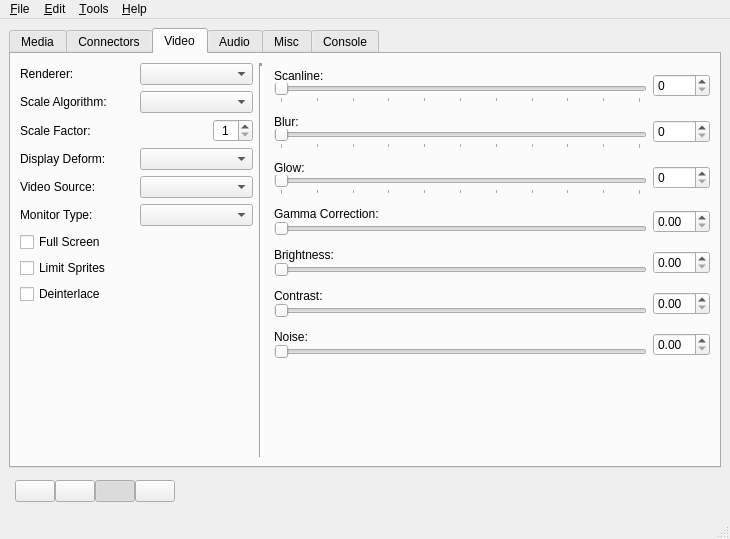
Qt form main.ui (openMSX/catapult) before a commit.
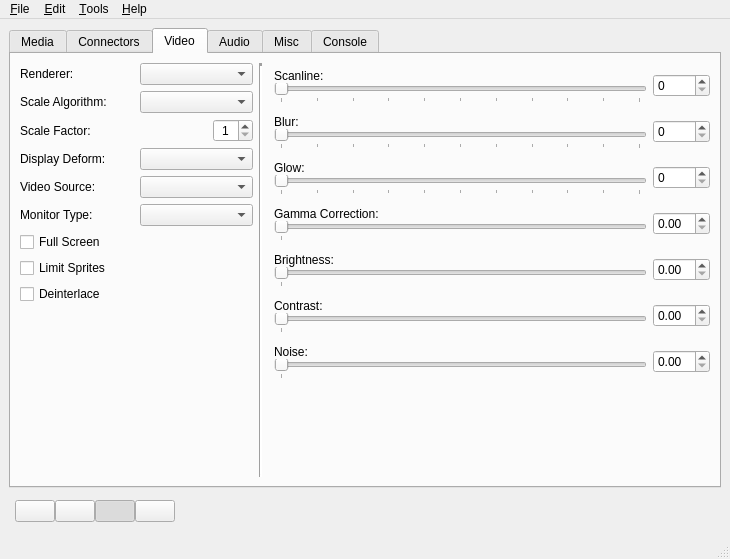
The same form after that commit. The open tabs and pages were chosen to show the change. Icons and pictures are not drawn.

Commit message: Added ticks for float video sliders

What changed in the file:
```diff
--- a/main.ui
+++ b/main.ui
@@ -6,7 +6,7 @@
     <x>0</x>
     <y>0</y>
     <width>562</width>
-    <height>539</height>
+    <height>559</height>
    </rect>
   </property>
   <property name="windowTitle" >
@@ -2295,10 +2295,10 @@
                <enum>Qt::Horizontal</enum>
               </property>
               <property name="tickPosition" >
-               <enum>QSlider::NoTicks</enum>
+               <enum>QSlider::TicksBelow</enum>
               </property>
               <property name="tickInterval" >
-               <number>1</number>
+               <number>100</number>
               </property>
              </widget>
             </item>
@@ -2343,6 +2343,12 @@
               <property name="orientation" >
                <enum>Qt::Horizontal</enum>
               </property>
+              <property name="tickPosition" >
+               <enum>QSlider::TicksBelow</enum>
+              </property>
+              <property name="tickInterval" >
+               <number>1000</number>
+              </property>
              </widget>
             </item>
            </layout>
@@ -2421,6 +2427,12 @@
               <property name="orientation" >
                <enum>Qt::Horizontal</enum>
               </property>
+              <property name="tickPosition" >
+               <enum>QSlider::TicksBelow</enum>
+              </property>
+              <property name="tickInterval" >
+               <number>1000</number>
+              </property>
              </widget>
             </item>
            </layout>
@@ -2464,6 +2476,12 @@
               <property name="orientation" >
                <enum>Qt::Horizontal</enum>
               </property>
+              <property name="tickPosition" >
+               <enum>QSlider::TicksBelow</enum>
+              </property>
+              <property name="tickInterval" >
+               <number>1000</number>
+              </property>
              </widget>
             </item>
            </layout>
```
